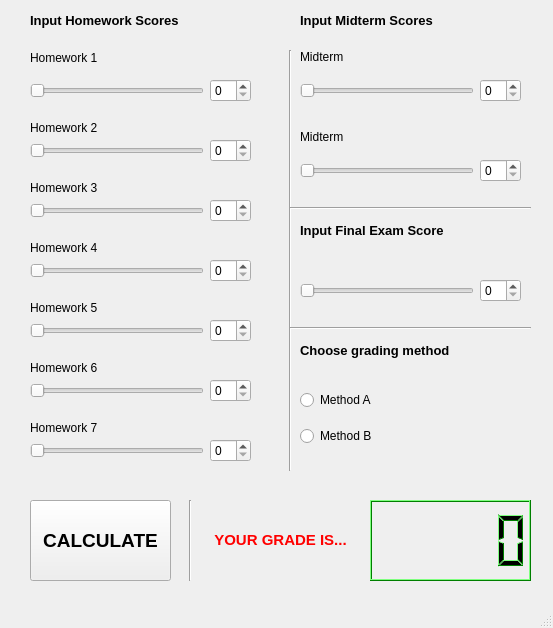
Qt form mainwindow.ui (patilkap/Assignment-2) before a commit.
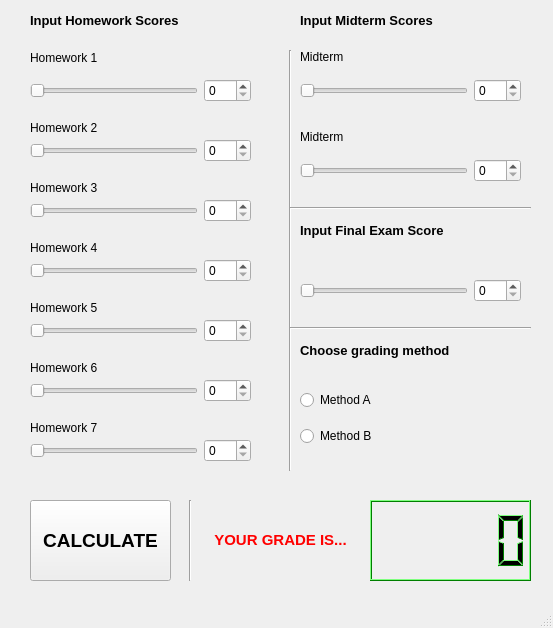
The same form after that commit.

Commit message:
Fixed all links and tried to fix lcd display
Not sure if calculating button works since I am unable to change the LCD display's number.

```diff
--- a/mainwindow.ui
+++ b/mainwindow.ui
@@ -81,13 +81,20 @@
        <property name="cursor">
         <cursorShape>SizeHorCursor</cursorShape>
        </property>
+       <property name="maximum">
+        <number>100</number>
+       </property>
        <property name="orientation">
         <enum>Qt::Horizontal</enum>
        </property>
       </widget>
      </item>
      <item>
-      <widget class="QSpinBox" name="hw4box"/>
+      <widget class="QSpinBox" name="hw4box">
+       <property name="maximum">
+        <number>100</number>
+       </property>
+      </widget>
      </item>
     </layout>
    </widget>
@@ -119,13 +126,20 @@
        <property name="cursor">
         <cursorShape>SizeHorCursor</cursorShape>
        </property>
+       <property name="maximum">
+        <number>100</number>
+       </property>
        <property name="orientation">
         <enum>Qt::Horizontal</enum>
        </property>
       </widget>
      </item>
      <item>
-      <widget class="QSpinBox" name="hw5box"/>
+      <widget class="QSpinBox" name="hw5box">
+       <property name="maximum">
+        <number>100</number>
+       </property>
+      </widget>
      </item>
     </layout>
    </widget>
@@ -170,13 +184,20 @@
        <property name="cursor">
         <cursorShape>SizeHorCursor</cursorShape>
        </property>
+       <property name="maximum">
+        <number>100</number>
+       </property>
        <property name="orientation">
         <enum>Qt::Horizontal</enum>
        </property>
       </widget>
      </item>
      <item>
-      <widget class="QSpinBox" name="hw6box"/>
+      <widget class="QSpinBox" name="hw6box">
+       <property name="maximum">
+        <number>100</number>
+       </property>
+      </widget>
      </item>
     </layout>
    </widget>
@@ -208,13 +229,20 @@
        <property name="cursor">
         <cursorShape>SizeHorCursor</cursorShape>
        </property>
+       <property name="maximum">
+        <number>100</number>
+       </property>
        <property name="orientation">
         <enum>Qt::Horizontal</enum>
        </property>
       </widget>
      </item>
      <item>
-      <widget class="QSpinBox" name="hw7box"/>
+      <widget class="QSpinBox" name="hw7box">
+       <property name="maximum">
+        <number>100</number>
+       </property>
+      </widget>
      </item>
     </layout>
    </widget>
@@ -272,13 +300,20 @@
        <property name="cursor">
         <cursorShape>SizeHorCursor</cursorShape>
        </property>
+       <property name="maximum">
+        <number>100</number>
+       </property>
        <property name="orientation">
         <enum>Qt::Horizontal</enum>
        </property>
       </widget>
      </item>
      <item>
-      <widget class="QSpinBox" name="mt1box"/>
+      <widget class="QSpinBox" name="mt1box">
+       <property name="maximum">
+        <number>100</number>
+       </property>
+      </widget>
      </item>
     </layout>
    </widget>
@@ -319,7 +354,11 @@
       </widget>
      </item>
      <item>
-      <widget class="QSpinBox" name="mt2box"/>
+      <widget class="QSpinBox" name="mt2box">
+       <property name="maximum">
+        <number>100</number>
+       </property>
+      </widget>
      </item>
     </layout>
    </widget>
@@ -373,7 +412,11 @@
       </widget>
      </item>
      <item>
-      <widget class="QSpinBox" name="fnlbox"/>
+      <widget class="QSpinBox" name="fnlbox">
+       <property name="maximum">
+        <number>100</number>
+       </property>
+      </widget>
      </item>
     </layout>
    </widget>
@@ -928,6 +971,9 @@
        <property name="cursor">
         <cursorShape>SizeHorCursor</cursorShape>
        </property>
+       <property name="maximum">
+        <number>100</number>
+       </property>
        <property name="singleStep">
         <number>1</number>
        </property>
@@ -940,7 +986,11 @@
       </widget>
      </item>
      <item>
-      <widget class="QSpinBox" name="hw1box"/>
+      <widget class="QSpinBox" name="hw1box">
+       <property name="maximum">
+        <number>100</number>
+       </property>
+      </widget>
      </item>
     </layout>
    </widget>
@@ -959,13 +1009,20 @@
        <property name="cursor">
         <cursorShape>SizeHorCursor</cursorShape>
        </property>
+       <property name="maximum">
+        <number>100</number>
+       </property>
        <property name="orientation">
         <enum>Qt::Horizontal</enum>
        </property>
       </widget>
      </item>
      <item>
-      <widget class="QSpinBox" name="hw2box"/>
+      <widget class="QSpinBox" name="hw2box">
+       <property name="maximum">
+        <number>100</number>
+       </property>
+      </widget>
      </item>
     </layout>
    </widget>
@@ -984,13 +1041,20 @@
        <property name="cursor">
         <cursorShape>SizeHorCursor</cursorShape>
        </property>
+       <property name="maximum">
+        <number>100</number>
+       </property>
        <property name="orientation">
         <enum>Qt::Horizontal</enum>
        </property>
       </widget>
      </item>
      <item>
-      <widget class="QSpinBox" name="hw3box"/>
+      <widget class="QSpinBox" name="hw3box">
+       <property name="maximum">
+        <number>100</number>
+       </property>
+      </widget>
      </item>
     </layout>
    </widget>
```
The commit also changes 2 other files.
